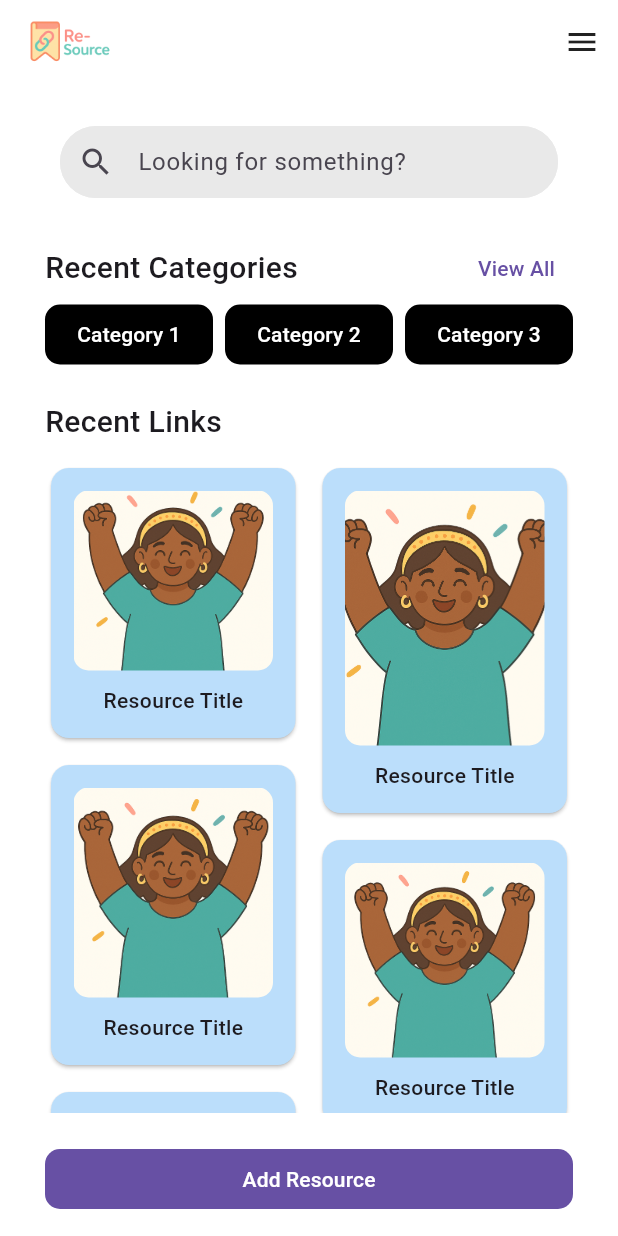
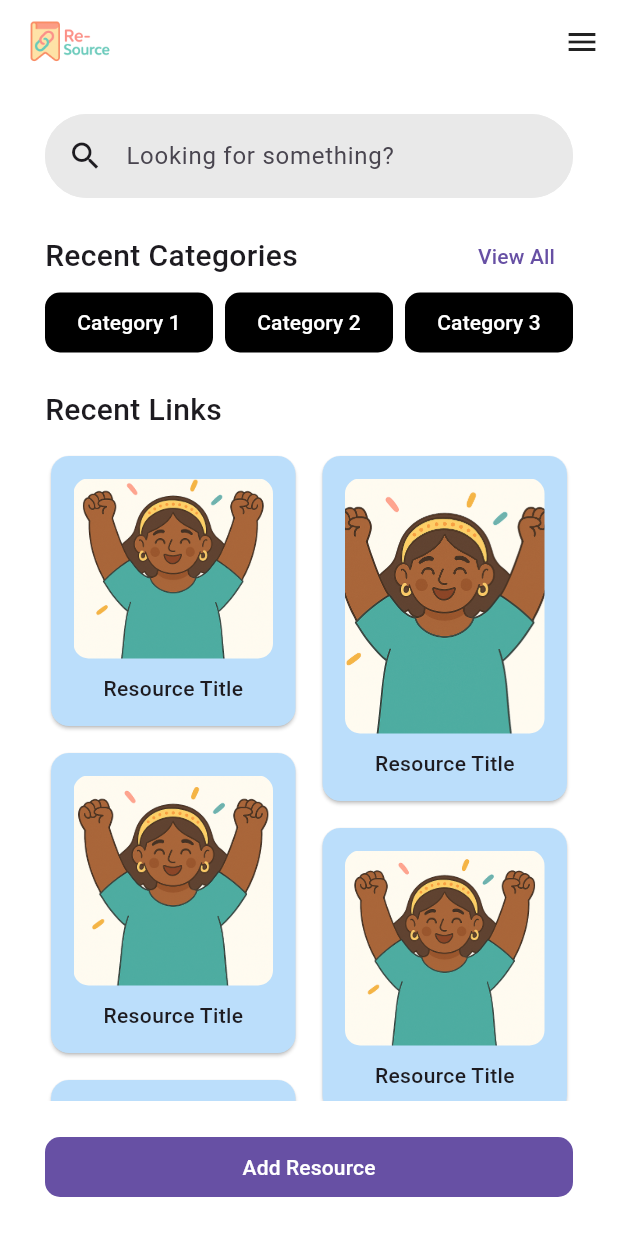
Before and after one commit to TaigaTi/Re-Source, a Flutter app: the Library screen opened directly, after a tap on the "menu" icon, after a tap on "Home", on a phone screen of 412 x 824 dp. Run offline on Flutter 3.47's test engine with Material 3 defaults, Android fonts, the phone set to English and light mode, and no system bars.

Commit message:
Created library page

```diff
--- a/lib/pages/home.dart
+++ b/lib/pages/home.dart
@@ -31,39 +31,25 @@ class Home extends StatelessWidget {
             child: Column(
               crossAxisAlignment: CrossAxisAlignment.center,
               children: [
-                // Search Bar
-                const Padding(
-                  padding: EdgeInsets.symmetric(horizontal: 10.0, vertical: 8.0),
-                  child: TextField(
-                    decoration: InputDecoration(
-                      hintText: 'Looking for something?',
-                      contentPadding: EdgeInsets.symmetric(
-                        horizontal: 15.0,
-                        vertical: 8.0,
-                      ),
-                      prefixIcon: Icon(Icons.search),
-                      filled: true,
-                      fillColor: Color.fromRGBO(233, 233, 233, 1.0),
-                      border: OutlineInputBorder(
-                        borderRadius: BorderRadius.all(Radius.circular(50.0)),
-                        borderSide: BorderSide(
-                          color: Color.fromRGBO(233, 233, 233, 1.0),
-                        ),
-                      ),
-                      enabledBorder: OutlineInputBorder(
-                        borderRadius: BorderRadius.all(Radius.circular(50.0)),
-                        borderSide: BorderSide(
-                          color: Color.fromRGBO(233, 233, 233, 1.0),
-                        ),
-                      ),
-                      focusedBorder: OutlineInputBorder(
-                        borderRadius: BorderRadius.all(Radius.circular(50.0)),
-                        borderSide: BorderSide(
-                          color: Color.fromRGBO(233, 233, 233, 1.0),
-                        ),
+                SearchBar(
+                  onChanged: (value) {},
+                  hintText: "Looking for something?",
+                  leading: const Icon(Icons.search),
+                  shape: WidgetStateProperty.all(
+                    RoundedRectangleBorder(
+                      borderRadius: BorderRadius.circular(50.0),
+                      side: const BorderSide(
+                        color: Color.fromRGBO(233, 233, 233, 1.0),
                       ),
                     ),
                   ),
+                  backgroundColor: WidgetStateProperty.all(
+                    const Color.fromRGBO(233, 233, 233, 1.0),
+                  ),
+                  padding: WidgetStateProperty.all(
+                    const EdgeInsets.symmetric(horizontal: 15.0, vertical: 8.0),
+                  ),
+                  elevation: WidgetStateProperty.all(0),
                 ),
                 const SizedBox(height: 15),
                 // Recent Categories
@@ -205,8 +191,9 @@ class Home extends StatelessWidget {
                       Navigator.push(
                         context,
                         PageRouteBuilder(
-                          pageBuilder: (context, animation, secondaryAnimation) =>
-                              const NewResource(),
+                          pageBuilder:
+                              (context, animation, secondaryAnimation) =>
+                                  const NewResource(),
                           transitionDuration: Duration.zero,
                           reverseTransitionDuration: Duration.zero,
                         ),
--- a/lib/pages/library.dart
+++ b/lib/pages/library.dart
@@ -1,4 +1,5 @@
 import 'package:flutter/material.dart';
+import 'package:re_source/pages/new_resource.dart';
 import 'package:re_source/widgets/custom_appbar.dart';
 import 'package:re_source/widgets/custom_drawer.dart';
 
@@ -11,7 +12,125 @@ class Library extends StatelessWidget {
       backgroundColor: Colors.white,
       appBar: CustomAppBar(),
       drawer: CustomDrawer(),
-      body: Container(),
+      body: SafeArea(
+        child: SingleChildScrollView(
+          child: Padding(
+            padding: const EdgeInsets.fromLTRB(30, 20, 30, 50),
+            child: Column(
+              children: [
+                Row(
+                  mainAxisAlignment: MainAxisAlignment.spaceBetween,
+                  children: [
+                    const Text(
+                      "Library",
+                      style: TextStyle(
+                        fontSize: 20.0,
+                        fontWeight: FontWeight.w500,
+                      ),
+                    ),
+                  ],
+                ),
+                SizedBox(height: 10),
+                SearchBar(
+                  onChanged: (value) {},
+                  hintText: "Looking for something?",
+                  leading: const Icon(Icons.search),
+                  shape: WidgetStateProperty.all(
+                    RoundedRectangleBorder(
+                      borderRadius: BorderRadius.circular(50.0),
+                      side: const BorderSide(
+                        color: Color.fromRGBO(233, 233, 233, 1.0),
+                      ),
+                    ),
+                  ),
+                  backgroundColor: WidgetStateProperty.all(
+                    const Color.fromRGBO(233, 233, 233, 1.0),
+                  ),
+                  padding: WidgetStateProperty.all(
+                    const EdgeInsets.symmetric(horizontal: 15.0, vertical: 8.0),
+                  ),
+                  elevation: WidgetStateProperty.all(0),
+                ),
+                SizedBox(height: 20),
+                SizedBox(
+                  width: double.infinity,
+                  height: 550,
+                  child: ListView(
+                    children: [
+                      ListTile(
+                        title: Center(child: Text('Category 1')),
+                        textColor: Colors.white,
+                        tileColor: const Color.fromARGB(255, 106, 101, 255),
+                        contentPadding: EdgeInsets.symmetric(
+                          horizontal: 25,
+                          vertical: 0,
+                        ),
+                        shape: RoundedRectangleBorder(
+                          borderRadius: BorderRadius.circular(10),
+                        ),
+                      ),
+                      SizedBox(height: 15),
+                      ListTile(
+                        title: Center(child: Text('Category 1')),
+                        textColor: Colors.white,
+                        tileColor: const Color.fromARGB(255, 106, 101, 255),
+                        contentPadding: EdgeInsets.symmetric(
+                          horizontal: 25,
+                          vertical: 0,
+                        ),
+                        shape: RoundedRectangleBorder(
+                          borderRadius: BorderRadius.circular(10),
+                        ),
+                      ),
+                      SizedBox(height: 15),
+                      ListTile(
+                        title: Center(child: Text('Category 1')),
+                        textColor: Colors.white,
+                        tileColor: const Color.fromARGB(255, 106, 101, 255),
+                        contentPadding: EdgeInsets.symmetric(
+                          horizontal: 25,
+                          vertical: 0,
+                        ),
+                        shape: RoundedRectangleBorder(
+                          borderRadius: BorderRadius.circular(10),
+                        ),
+                      ),
+                    ],
+                  ),
+                ),
+                Padding(
+                  padding: const EdgeInsets.only(top: 20),
+                  child: FilledButton(
+                    onPressed: () => {
+                      Navigator.push(
+                        context,
+                        PageRouteBuilder(
+                          pageBuilder:
+                              (context, animation, secondaryAnimation) =>
+                                  const NewResource(),
+                          transitionDuration: Duration.zero,
+                          reverseTransitionDuration: Duration.zero,
+                        ),
+                      ),
+                    },
+                    style: ButtonStyle(
+                      minimumSize: WidgetStateProperty.all(
+                        const Size(double.infinity, 40),
+                      ),
+                      shape: WidgetStateProperty.all(
+                        RoundedRectangleBorder(
+                          borderRadius: BorderRadius.circular(10),
+                        ),
+                      ),
+                    ),
+                    child: const Text("Add Resource"),
+                  ),
+                ),
+              ],
+            ),
+          ),
+        ),
+      ),
     );
   }
 }
```
